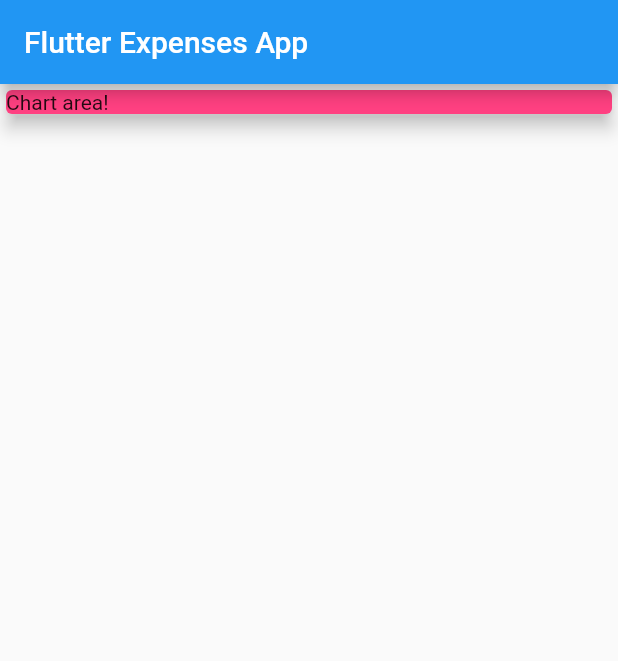
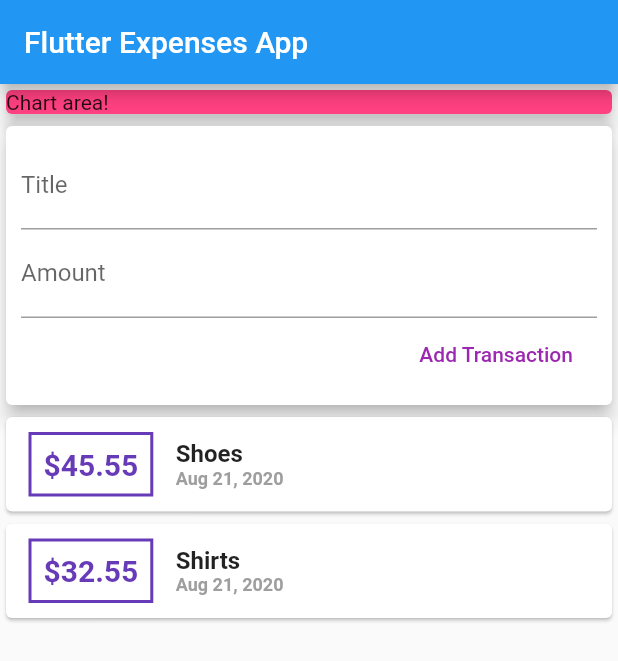
Before and after one commit to hackernewbie/personal_expenses, a Flutter app: the screen it shows after launch, on a phone screen of 412 x 824 dp. Shown: the top 661 px of the screen. Run offline on Flutter 3.47's test engine with Material 2 defaults, Android fonts, the phone set to English and light mode, and no system bars.

Commit message:
Splitted the widgets

```diff
--- a/personal_expenses/lib/main.dart
+++ b/personal_expenses/lib/main.dart
@@ -1,4 +1,7 @@
 import 'package:flutter/material.dart';
+import 'package:personal_expenses/widgets/new_transaction.dart';
+import 'package:personal_expenses/widgets/transaction_list.dart';
+import 'package:personal_expenses/widgets/user_transctions.dart';
 
 
 void main() {
@@ -45,7 +48,7 @@ class MyHomePage extends StatelessWidget {
                 elevation: 5,
             ),
           ),
-
+          UserTransactions(),
         ],
       )
     );
--- a/personal_expenses/lib/widgets/new_transaction.dart
+++ b/personal_expenses/lib/widgets/new_transaction.dart
@@ -40,6 +40,6 @@ class NewTransaction extends StatelessWidget {
           ],
         ),
       ),
-    )
+    );
   }
 }
--- a/personal_expenses/lib/widgets/transaction_list.dart
+++ b/personal_expenses/lib/widgets/transaction_list.dart
@@ -1,13 +1,16 @@
 import 'package:flutter/material.dart';
 import 'package:intl/intl.dart';
-import '../models/transaction.dart';
+import 'package:personal_expenses/models/transaction.dart';
+import 'user_transctions.dart';
 
 class TransactionList extends StatelessWidget {
+  final List<Transaction> transactions;
 
+  TransactionList(this.transactions);
   @override
   Widget build(BuildContext context) {
     return Column(
-      children: _userTransaction.map((txn) {
+      children: transactions.map((txn) {
         return Card(
             child: Row(
               children: <Widget>[
--- a/personal_expenses/lib/widgets/user_transctions.dart
+++ b/personal_expenses/lib/widgets/user_transctions.dart
@@ -1,18 +1,46 @@
 import 'package:flutter/material.dart';
-import 'new_transaction.dart';
-import 'transaction_list.dart';
+import '../models/transaction.dart';
+import './new_transaction.dart';
+import './transaction_list.dart';
 class UserTransactions extends StatefulWidget {
   @override
   _UserTransactionsState createState() => _UserTransactionsState();
 }
 
 class _UserTransactionsState extends State<UserTransactions> {
+  final List<Transaction> _userTransactions = [
+    Transaction(
+      id: 'T1',
+      title: 'Shoes',
+      date: DateTime.now(),
+      amount: 45.55,
+    ),
+    Transaction(
+      id: 'T2',
+      title: 'Shirts',
+      date: DateTime.now(),
+      amount: 32.55,
+    ),
+  ];
+
+  void _addTransaction(String txTitle, double txAmount){
+    final newTx = Transaction(
+                              title: txTitle,
+                              amount: txAmount,
+                              date: DateTime.now(),
+                              id: DateTime.now().toString()
+                  );
+    setState(() {
+      _userTransactions.add(newTx);
+    });
+
+  }
   @override
   Widget build(BuildContext context) {
     return Column(
       children: <Widget>[
         NewTransaction(),
-        TransactionList(),
+        TransactionList(_userTransactions),
       ]
     );
   }
```
